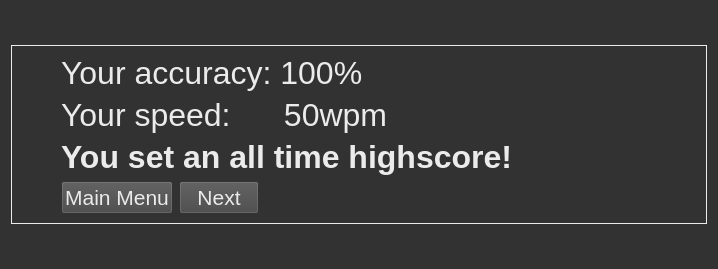
This is speed-typer/source_ui/resultWindow.ui in Rolv-Apneseth/ps-typer as Qt 5 draws it before an edit. The edited form follows.
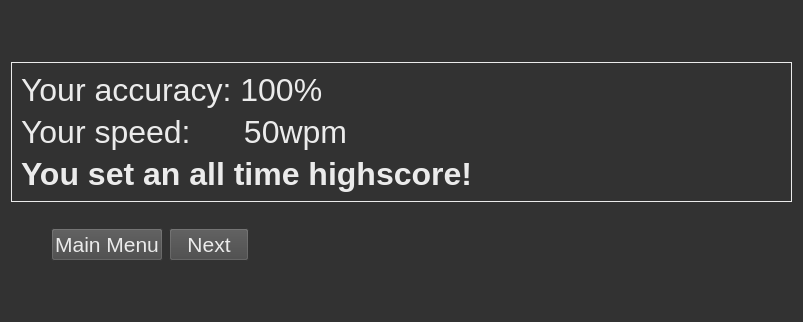
This is the edited form.

Commit message: Slight rework of layout of the result window

```diff
--- a/speed-typer/source_ui/resultWindow.ui
+++ b/speed-typer/source_ui/resultWindow.ui
@@ -6,8 +6,8 @@
    <rect>
     <x>0</x>
     <y>0</y>
-    <width>718</width>
-    <height>269</height>
+    <width>803</width>
+    <height>322</height>
    </rect>
   </property>
   <property name="acceptDrops">
@@ -70,22 +70,6 @@
      <layout class="QVBoxLayout" name="verticalLayout_4">
       <item>
        <layout class="QHBoxLayout" name="horizontalLayout_2">
-        <item>
-         <spacer name="horizontalSpacer_3">
-          <property name="orientation">
-           <enum>Qt::Horizontal</enum>
-          </property>
-          <property name="sizeType">
-           <enum>QSizePolicy::Preferred</enum>
-          </property>
-          <property name="sizeHint" stdset="0">
-           <size>
-            <width>40</width>
-            <height>20</height>
-           </size>
-          </property>
-         </spacer>
-        </item>
         <item>
          <layout class="QVBoxLayout" name="verticalLayout">
           <item>
@@ -173,6 +157,25 @@
         </item>
        </layout>
       </item>
+     </layout>
+    </widget>
+   </item>
+   <item>
+    <spacer name="verticalSpacer_3">
+     <property name="orientation">
+      <enum>Qt::Vertical</enum>
+     </property>
+     <property name="sizeType">
+      <enum>QSizePolicy::Preferred</enum>
+     </property>
+     <property name="sizeHint" stdset="0">
+      <size>
+       <width>20</width>
+       <height>20</height>
+      </size>
+     </property>
+    </spacer>
+   </item>
       <item>
        <layout class="QHBoxLayout" name="horizontalLayout">
         <item>
@@ -241,9 +244,6 @@
          </spacer>
         </item>
        </layout>
-      </item>
-     </layout>
-    </widget>
    </item>
    <item>
     <spacer name="verticalSpacer_2">
```
Lines whose indentation alone changed are shown as unchanged. The commit also changes 1 other file.
